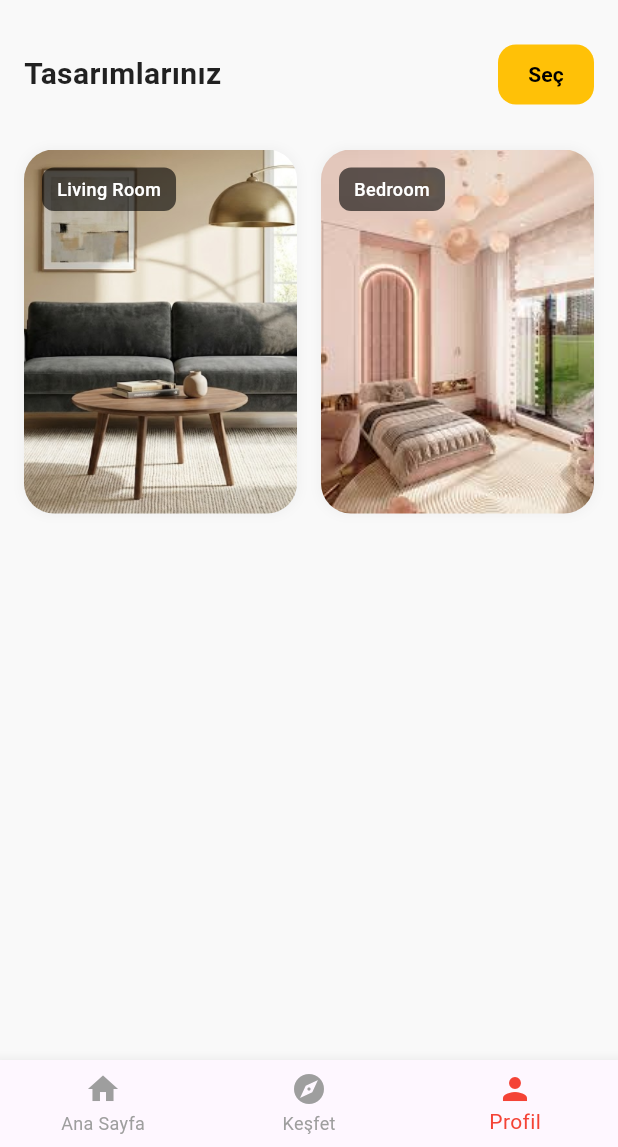
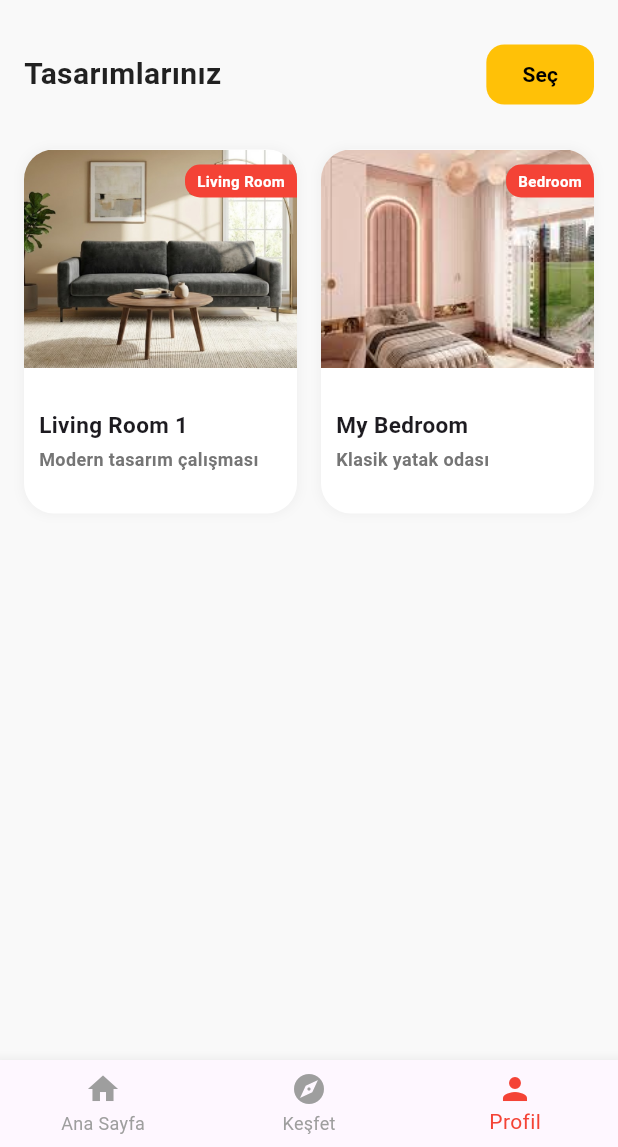
Before and after one commit to SalimKok/RoomAI, a Flutter app: the screen it shows after launch, item 3 of the bottom bar chosen, on a phone screen of 412 x 824 dp, the part 89-1236 px from its top. Run offline on Flutter 3.47's test engine with Material 3 defaults, Android fonts, the phone set to English and light mode, and no system bars; our stand-ins replace flutter_riverpod, image_picker, permission_handler.

Commit message:
Temiz kod sağlamak için ana dosyaya yardımcı dosyalar oluşturuldu.

```diff
--- a/lib/screens/profile_screen.dart
+++ b/lib/screens/profile_screen.dart
@@ -1,13 +1,25 @@
 import 'package:flutter/material.dart';
+import 'package:roomai/models/design_item.dart';
+import 'package:roomai/widgets/design_card.dart';
 
 class ProfileScreen extends StatelessWidget {
   const ProfileScreen({super.key});
 
   @override
   Widget build(BuildContext context) {
-    final List<Map<String, String>> tasarimlar = [
-      {"image": "assets/images/result_room.png", "tag": "Living Room"},
-      {"image": "assets/images/img_6.png", "tag": "Bedroom"},
+    final List<DesignItem> tasarimlar = [
+      DesignItem(
+          title: "Living Room 1",
+          subtitle: "Modern tasarım çalışması",
+          imagePath: "assets/images/result_room.png",
+          badgeText: "Living Room"
+      ),
+      DesignItem(
+          title: "My Bedroom",
+          subtitle: "Klasik yatak odası",
+          imagePath: "assets/images/img_6.png",
+          badgeText: "Bedroom"
+      ),
     ];
 
     return Scaffold(
@@ -20,36 +32,17 @@ class ProfileScreen extends StatelessWidget {
               child: Row(
                 mainAxisAlignment: MainAxisAlignment.spaceBetween,
                 children: [
-                  const Text(
-                    "Room AI",
-                    style: TextStyle(fontSize: 30, fontWeight: FontWeight.w900),
-                  ),
+                  const Text("Room AI", style: TextStyle(fontSize: 30, fontWeight: FontWeight.w900)),
                   Row(
                     children: [
                       Container(
-                        padding: const EdgeInsets.symmetric(
-                          horizontal: 12,
-                          vertical: 6,
-                        ),
-                        decoration: BoxDecoration(
-                          color: Colors.orange,
-                          borderRadius: BorderRadius.circular(20),
-                        ),
+                        padding: const EdgeInsets.symmetric(horizontal: 12, vertical: 6),
+                        decoration: BoxDecoration(color: Colors.orange, borderRadius: BorderRadius.circular(20)),
                         child: const Row(
                           children: [
-                            Icon(
-                              Icons.monetization_on,
-                              color: Colors.white,
-                              size: 16,
-                            ),
+                            Icon(Icons.monetization_on, color: Colors.white, size: 16),
                             SizedBox(width: 4),
-                            Text(
-                              "Abone Ol",
-                              style: TextStyle(
-                                color: Colors.white,
-                                fontWeight: FontWeight.bold,
-                              ),
-                            ),
+                            Text("Abone Ol", style: TextStyle(color: Colors.white, fontWeight: FontWeight.bold)),
                           ],
                         ),
                       ),
@@ -62,39 +55,20 @@ class ProfileScreen extends StatelessWidget {
             ),
 
             Padding(
-              padding: const EdgeInsets.symmetric(
-                horizontal: 16.0,
-                vertical: 10,
-              ),
+              padding: const EdgeInsets.symmetric(horizontal: 16.0, vertical: 10),
               child: Row(
                 mainAxisAlignment: MainAxisAlignment.spaceBetween,
                 children: [
-                  const Text(
-                    "Tasarımlarınız",
-                    style: TextStyle(
-                      fontSize: 20,
-                      fontWeight: FontWeight.bold,
-                      color: Colors.black87,
-                    ),
-                  ),
+                  const Text("Tasarımlarınız", style: TextStyle(fontSize: 20, fontWeight: FontWeight.bold, color: Colors.black87)),
                   ElevatedButton(
                     onPressed: () {},
                     style: ElevatedButton.styleFrom(
                       backgroundColor: Colors.amber,
                       foregroundColor: Colors.black,
-                      shape: RoundedRectangleBorder(
-                        borderRadius: BorderRadius.circular(12),
-                      ),
+                      shape: RoundedRectangleBorder(borderRadius: BorderRadius.circular(12)),
                       elevation: 0,
-                      padding: const EdgeInsets.symmetric(
-                        horizontal: 20,
-                        vertical: 10,
-                      ),
                     ),
-                    child: const Text(
-                      "Seç",
-                      style: TextStyle(fontWeight: FontWeight.bold),
-                    ),
+                    child: const Text("Seç", style: TextStyle(fontWeight: FontWeight.bold)),
                   ),
                 ],
               ),
@@ -111,49 +85,10 @@ class ProfileScreen extends StatelessWidget {
                   mainAxisSpacing: 16,
                 ),
                 itemBuilder: (context, index) {
-                  final item = tasarimlar[index];
-                  return Container(
-                    decoration: BoxDecoration(
-                      borderRadius: BorderRadius.circular(20),
-                      boxShadow: [
-                        BoxShadow(
-                          color: Colors.grey.withOpacity(0.1),
-                          blurRadius: 5,
-                          spreadRadius: 1,
-                        ),
-                      ],
-                    ),
-                    child: ClipRRect(
-                      borderRadius: BorderRadius.circular(20),
-                      child: Stack(
-                        fit: StackFit.expand,
-                        children: [
-                          Image.asset(item['image']!, fit: BoxFit.cover),
-                          Positioned(
-                            top: 12,
-                            left: 12,
-                            child: Container(
-                              padding: const EdgeInsets.symmetric(
-                                horizontal: 10,
-                                vertical: 6,
-                              ),
-                              decoration: BoxDecoration(
-                                color: Colors.black.withOpacity(0.6),
-                                borderRadius: BorderRadius.circular(8),
-                              ),
-                              child: Text(
-                                item['tag']!,
-                                style: const TextStyle(
-                                  color: Colors.white,
-                                  fontSize: 12,
-                                  fontWeight: FontWeight.w500,
-                                ),
-                              ),
-                            ),
-                          ),
-                        ],
-                      ),
-                    ),
+                  return DesignCard(
+                    item: tasarimlar[index],
+                    onTap: () {
+                    },
                   );
                 },
               ),
```
Also changed, not shown: lib/widgets/image_upload_card.dart (added, +98 -0 lines).
